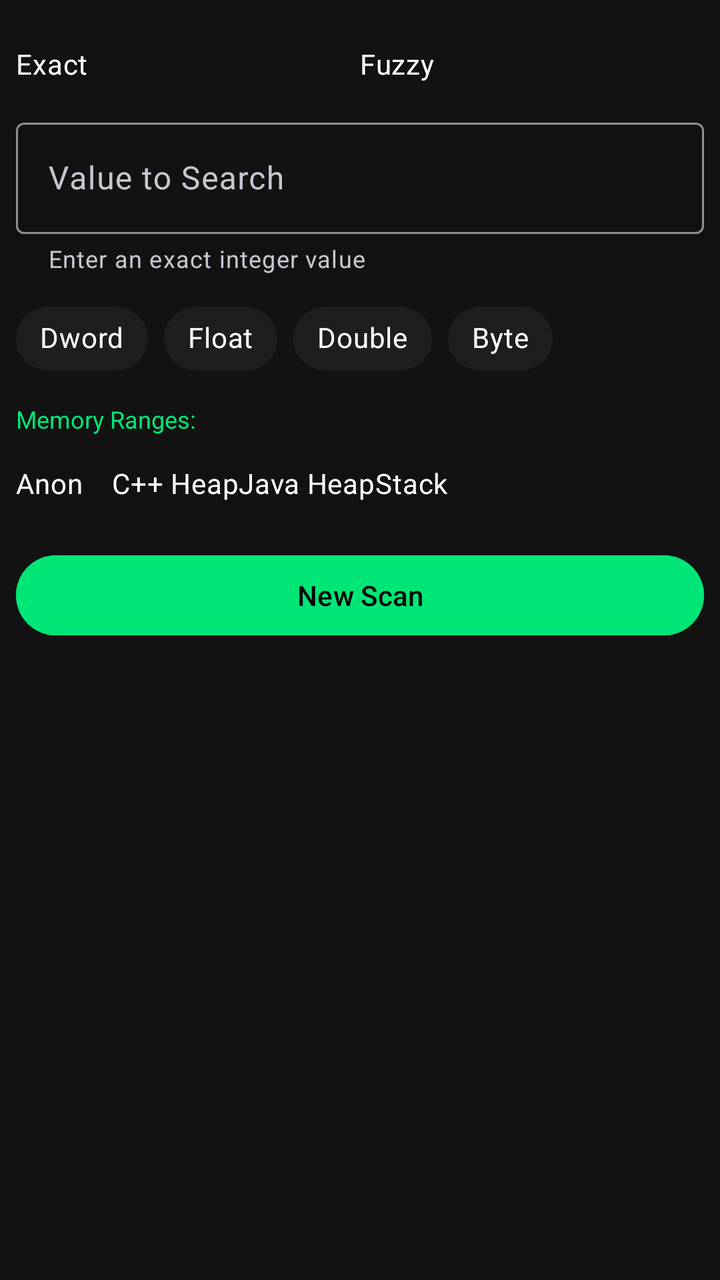
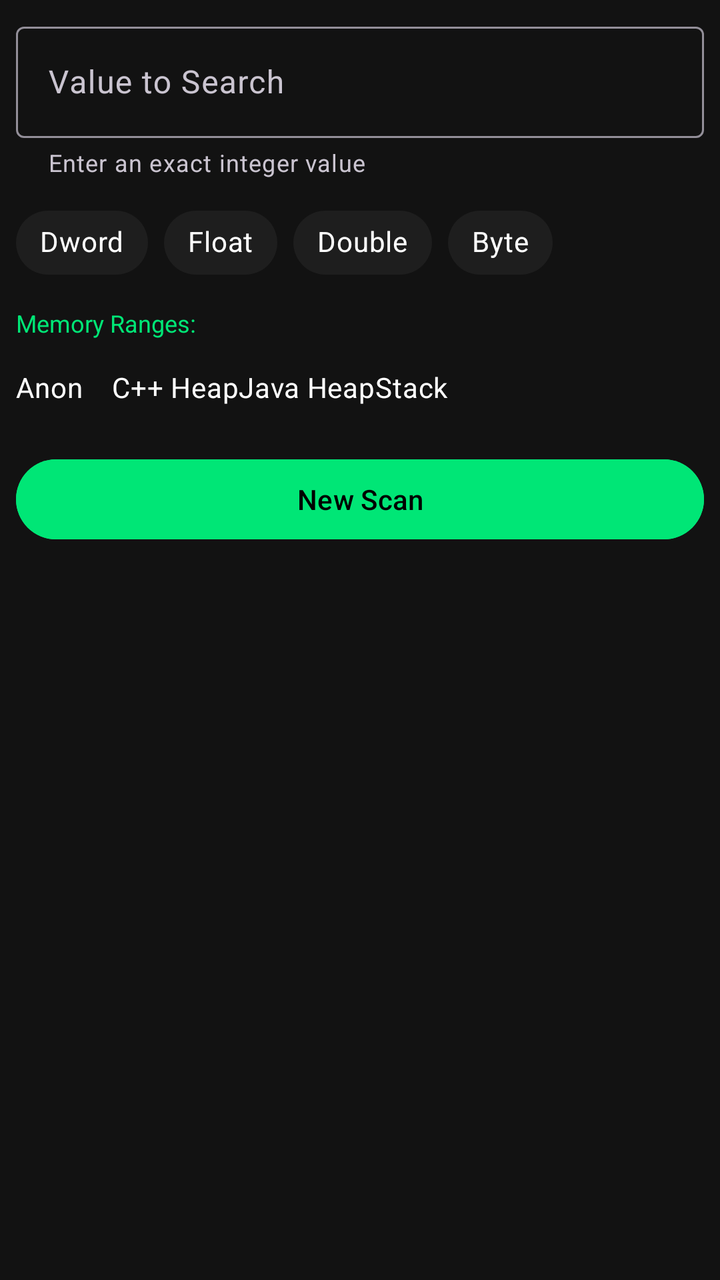

Two renders of the same Android screen: before a commit and after it. Below are the layout's source before the change and the commit's diff.
<!-- AndroidManifest.xml: application theme Theme.GameEx -->
<!-- res/layout/view_scan_mode.xml -->
<?xml version="1.0" encoding="utf-8"?>
<LinearLayout xmlns:android="http://schemas.android.com/apk/res/android"
    xmlns:app="http://schemas.android.com/apk/res-auto"
    android:layout_width="match_parent"
    android:layout_height="wrap_content"
    android:orientation="vertical"
    android:padding="8dp">

    <RadioGroup
        android:id="@+id/rg_scan_mode"
        android:layout_width="match_parent"
        android:layout_height="wrap_content"
        android:orientation="horizontal"
        android:checkedButton="@+id/rb_mode_exact">

        <RadioButton
            android:id="@+id/rb_mode_exact"
            android:layout_width="wrap_content"
            android:layout_height="wrap_content"
            android:text="Exact"
            android:textColor="#FFFFFF"
            android:buttonTint="@color/primary_hacker_green"
            android:layout_weight="1"/>

        <RadioButton
            android:id="@+id/rb_mode_fuzzy"
            android:layout_width="wrap_content"
            android:layout_height="wrap_content"
            android:text="Fuzzy"
            android:textColor="#FFFFFF"
            android:buttonTint="@color/primary_hacker_green"
            android:layout_weight="1"/>
    </RadioGroup>

    <LinearLayout
        android:id="@+id/layout_exact_options"
        android:layout_width="match_parent"
        android:layout_height="wrap_content"
        android:orientation="vertical"
        android:visibility="visible">

        <com.google.android.material.textfield.TextInputLayout
            android:layout_width="match_parent"
            android:layout_height="wrap_content"
            android:hint="@string/hint_search_value"
            app:helperText="@string/helper_search_value"
            app:endIconMode="clear_text">
            <com.google.android.material.textfield.TextInputEditText
                android:id="@+id/et_search_value"
                android:layout_width="match_parent"
                android:layout_height="wrap_content"
                android:inputType="numberSigned"
                android:imeOptions="actionSearch"
                android:textColor="#FFFFFF"/>
        </com.google.android.material.textfield.TextInputLayout>
    </LinearLayout>

    <LinearLayout
        android:id="@+id/layout_fuzzy_options"
        android:layout_width="match_parent"
        android:layout_height="wrap_content"
        android:orientation="vertical"
        android:visibility="gone">

        <Button
            android:id="@+id/btn_fuzzy_start"
            android:layout_width="match_parent"
            android:layout_height="wrap_content"
            android:text="Start Fuzzy Scan (Unknown)"
            android:backgroundTint="@color/primary_hacker_green"
            android:textColor="#000000"/>

        <LinearLayout
            android:layout_width="match_parent"
            android:layout_height="wrap_content"
            android:orientation="horizontal">
            <Button
                android:id="@+id/btn_fuzzy_changed"
                android:layout_width="0dp"
                android:layout_height="wrap_content"
                android:layout_weight="1"
                android:text="Changed"
                android:textSize="12sp"/>
            <Button
                android:id="@+id/btn_fuzzy_unchanged"
                android:layout_width="0dp"
                android:layout_height="wrap_content"
                android:layout_weight="1"
                android:text="Unchanged"
                android:textSize="12sp"/>
        </LinearLayout>

        <LinearLayout
            android:layout_width="match_parent"
            android:layout_height="wrap_content"
            android:orientation="horizontal">
            <Button
                android:id="@+id/btn_fuzzy_increased"
                android:layout_width="0dp"
                android:layout_height="wrap_content"
                android:layout_weight="1"
                android:text="Increased"
                android:textSize="12sp"/>
            <Button
                android:id="@+id/btn_fuzzy_decreased"
                android:layout_width="0dp"
                android:layout_height="wrap_content"
                android:layout_weight="1"
                android:text="Decreased"
                android:textSize="12sp"/>
        </LinearLayout>
    </LinearLayout>

    <HorizontalScrollView
        android:layout_width="match_parent"
        android:layout_height="wrap_content"
        android:layout_marginTop="8dp"
        android:scrollbars="none">

        <com.google.android.material.chip.ChipGroup
            android:id="@+id/chip_group_type"
            android:layout_width="wrap_content"
            android:layout_height="wrap_content"
            app:singleSelection="true"
            app:selectionRequired="true">

            <com.google.android.material.chip.Chip
                android:id="@+id/chip_type_dword"
                style="@style/Widget.MaterialComponents.Chip.Choice"
                android:layout_width="wrap_content"
                android:layout_height="wrap_content"
                android:text="Dword"
                android:checked="true"
                android:textColor="@color/white"
                app:chipBackgroundColor="@color/surface_card_grey"/>

            <com.google.android.material.chip.Chip
                android:id="@+id/chip_type_float"
                style="@style/Widget.MaterialComponents.Chip.Choice"
                android:layout_width="wrap_content"
                android:layout_height="wrap_content"
                android:text="Float"
                android:textColor="@color/white"
                app:chipBackgroundColor="@color/surface_card_grey"/>

            <com.google.android.material.chip.Chip
                android:id="@+id/chip_type_double"
                style="@style/Widget.MaterialComponents.Chip.Choice"
                android:layout_width="wrap_content"
                android:layout_height="wrap_content"
                android:text="Double"
                android:textColor="@color/white"
                app:chipBackgroundColor="@color/surface_card_grey"/>

            <com.google.android.material.chip.Chip
                android:id="@+id/chip_type_byte"
                style="@style/Widget.MaterialComponents.Chip.Choice"
                android:layout_width="wrap_content"
                android:layout_height="wrap_content"
                android:text="Byte"
                android:textColor="@color/white"
                app:chipBackgroundColor="@color/surface_card_grey"/>

        </com.google.android.material.chip.ChipGroup>
    </HorizontalScrollView>

    <TextView
        android:layout_width="match_parent"
        android:layout_height="wrap_content"
        android:text="Memory Ranges:"
        android:textColor="@color/primary_hacker_green"
        android:textSize="12sp"
        android:layout_marginTop="8dp"/>

    <HorizontalScrollView
        android:layout_width="match_parent"
        android:layout_height="wrap_content"
        android:scrollbars="none">

        <LinearLayout
            android:layout_width="wrap_content"
            android:layout_height="wrap_content"
            android:orientation="horizontal">

            <CheckBox
                android:id="@+id/cb_region_anon"
                android:layout_width="wrap_content"
                android:layout_height="wrap_content"
                android:text="Anon"
                android:textColor="#FFFFFF"
                android:checked="true"
                android:buttonTint="@color/primary_hacker_green"/>

            <CheckBox
                android:id="@+id/cb_region_c_heap"
                android:layout_width="wrap_content"
                android:layout_height="wrap_content"
                android:text="C++ Heap"
                android:textColor="#FFFFFF"
                android:checked="true"
                android:buttonTint="@color/primary_hacker_green"/>

            <CheckBox
                android:id="@+id/cb_region_java_heap"
                android:layout_width="wrap_content"
                android:layout_height="wrap_content"
                android:text="Java Heap"
                android:textColor="#FFFFFF"
                android:buttonTint="@color/primary_hacker_green"/>

            <CheckBox
                android:id="@+id/cb_region_stack"
                android:layout_width="wrap_content"
                android:layout_height="wrap_content"
                android:text="Stack"
                android:textColor="#FFFFFF"
                android:buttonTint="@color/primary_hacker_green"/>
        </LinearLayout>
    </HorizontalScrollView>

    <Button
        android:id="@+id/btn_scan"
        android:layout_width="match_parent"
        android:layout_height="wrap_content"
        android:text="New Scan"
        android:backgroundTint="@color/primary_hacker_green"
        android:textColor="#000000"
        android:layout_marginTop="8dp"/>

    <Button
        android:id="@+id/btn_next_scan"
        android:layout_width="match_parent"
        android:layout_height="wrap_content"
        android:text="Next Scan"
        android:backgroundTint="#FFFFFF"
        android:textColor="#000000"
        android:layout_marginTop="8dp"
        android:visibility="gone"/>

    <ProgressBar
        android:id="@+id/progress_scan"
        android:layout_width="wrap_content"
        android:layout_height="wrap_content"
        android:layout_gravity="center"
        android:visibility="gone"
        android:layout_marginTop="16dp"/>

</LinearLayout>
<!-- resources referenced by this layout -->
<resources>
  <color name="primary_hacker_green">#00E676</color>
  <color name="surface_card_grey">#1E1E1E</color>
  <color name="white">#FFFFFFFF</color>
  <string name="helper_search_value">Enter an exact integer value</string>
  <string name="hint_search_value">Value to Search</string>
  <style name="Theme.GameEx" parent="Theme.Material3.Dark.NoActionBar">
          
          <item name="colorPrimary">@color/primary_hacker_green</item>
          <item name="android:background">@color/background_oled_black</item>
          <item name="colorSurface">@color/surface_card_grey</item>
      </style>
  <color name="background_oled_black">#121212</color>
</resources>

<!-- the commit's change to res/layout/view_scan_mode.xml (unified diff, before → after) -->
@@ -6,110 +6,20 @@
     android:orientation="vertical"
     android:padding="8dp">
 
-    <RadioGroup
-        android:id="@+id/rg_scan_mode"
+    <com.google.android.material.textfield.TextInputLayout
         android:layout_width="match_parent"
         android:layout_height="wrap_content"
-        android:orientation="horizontal"
-        android:checkedButton="@+id/rb_mode_exact">
-
-        <RadioButton
-            android:id="@+id/rb_mode_exact"
-            android:layout_width="wrap_content"
-            android:layout_height="wrap_content"
-            android:text="Exact"
-            android:textColor="#FFFFFF"
-            android:buttonTint="@color/primary_hacker_green"
-            android:layout_weight="1"/>
-
-        <RadioButton
-            android:id="@+id/rb_mode_fuzzy"
-            android:layout_width="wrap_content"
-            android:layout_height="wrap_content"
-            android:text="Fuzzy"
-            android:textColor="#FFFFFF"
-            android:buttonTint="@color/primary_hacker_green"
-            android:layout_weight="1"/>
-    </RadioGroup>
-
-    <LinearLayout
-        android:id="@+id/layout_exact_options"
-        android:layout_width="match_parent"
-        android:layout_height="wrap_content"
-        android:orientation="vertical"
-        android:visibility="visible">
-
-        <com.google.android.material.textfield.TextInputLayout
+        android:hint="@string/hint_search_value"
+        app:helperText="@string/helper_search_value"
+        app:endIconMode="clear_text">
+        <com.google.android.material.textfield.TextInputEditText
+            android:id="@+id/et_search_value"
             android:layout_width="match_parent"
             android:layout_height="wrap_content"
-            android:hint="@string/hint_search_value"
-            app:helperText="@string/helper_search_value"
-            app:endIconMode="clear_text">
-            <com.google.android.material.textfield.TextInputEditText
-                android:id="@+id/et_search_value"
-                android:layout_width="match_parent"
-                android:layout_height="wrap_content"
-                android:inputType="numberSigned"
-                android:imeOptions="actionSearch"
-                android:textColor="#FFFFFF"/>
-        </com.google.android.material.textfield.TextInputLayout>
-    </LinearLayout>
-
-    <LinearLayout
-        android:id="@+id/layout_fuzzy_options"
-        android:layout_width="match_parent"
-        android:layout_height="wrap_content"
-        android:orientation="vertical"
-        android:visibility="gone">
-
-        <Button
-            android:id="@+id/btn_fuzzy_start"
-            android:layout_width="match_parent"
-            android:layout_height="wrap_content"
-            android:text="Start Fuzzy Scan (Unknown)"
-            android:backgroundTint="@color/primary_hacker_green"
-            android:textColor="#000000"/>
-
-        <LinearLayout
-            android:layout_width="match_parent"
-            android:layout_height="wrap_content"
-            android:orientation="horizontal">
-            <Button
-                android:id="@+id/btn_fuzzy_changed"
-                android:layout_width="0dp"
-                android:layout_height="wrap_content"
-                android:layout_weight="1"
-                android:text="Changed"
-                android:textSize="12sp"/>
-            <Button
-                android:id="@+id/btn_fuzzy_unchanged"
-                android:layout_width="0dp"
-                android:layout_height="wrap_content"
-                android:layout_weight="1"
-                android:text="Unchanged"
-                android:textSize="12sp"/>
-        </LinearLayout>
-
-        <LinearLayout
-            android:layout_width="match_parent"
-            android:layout_height="wrap_content"
-            android:orientation="horizontal">
-            <Button
-                android:id="@+id/btn_fuzzy_increased"
-                android:layout_width="0dp"
-                android:layout_height="wrap_content"
-                android:layout_weight="1"
-                android:text="Increased"
-                android:textSize="12sp"/>
-            <Button
-                android:id="@+id/btn_fuzzy_decreased"
-                android:layout_width="0dp"
-                android:layout_height="wrap_content"
-                android:layout_weight="1"
-                android:text="Decreased"
-                android:textSize="12sp"/>
-        </LinearLayout>
-    </LinearLayout>
+            android:inputType="numberSigned"
+            android:imeOptions="actionSearch"
+            android:textColor="#FFFFFF"/>
+    </com.google.android.material.textfield.TextInputLayout>
 
     <HorizontalScrollView
         android:layout_width="match_parent"
